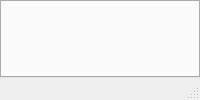
The window that interface/gem.ui (ncarrier/gestion_ecole_de_musique) describes before a commit, drawn with Qt 5.
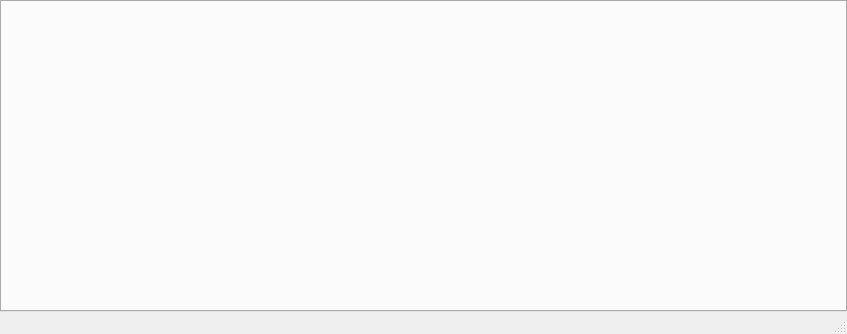
The same window after the commit.

Commit message: [UI]Taille par défaut adaptée et titre

```diff
--- a/interface/gem.ui
+++ b/interface/gem.ui
@@ -2,6 +2,14 @@
 <ui version="4.0">
  <class>gem</class>
  <widget class="QMainWindow" name="gem">
+  <property name="geometry">
+   <rect>
+    <x>0</x>
+    <y>0</y>
+    <width>847</width>
+    <height>334</height>
+   </rect>
+  </property>
   <property name="windowTitle">
    <string>MainWindow</string>
   </property>
```
Left out of the diff: 4 changed lines with no effect on the pictures.
